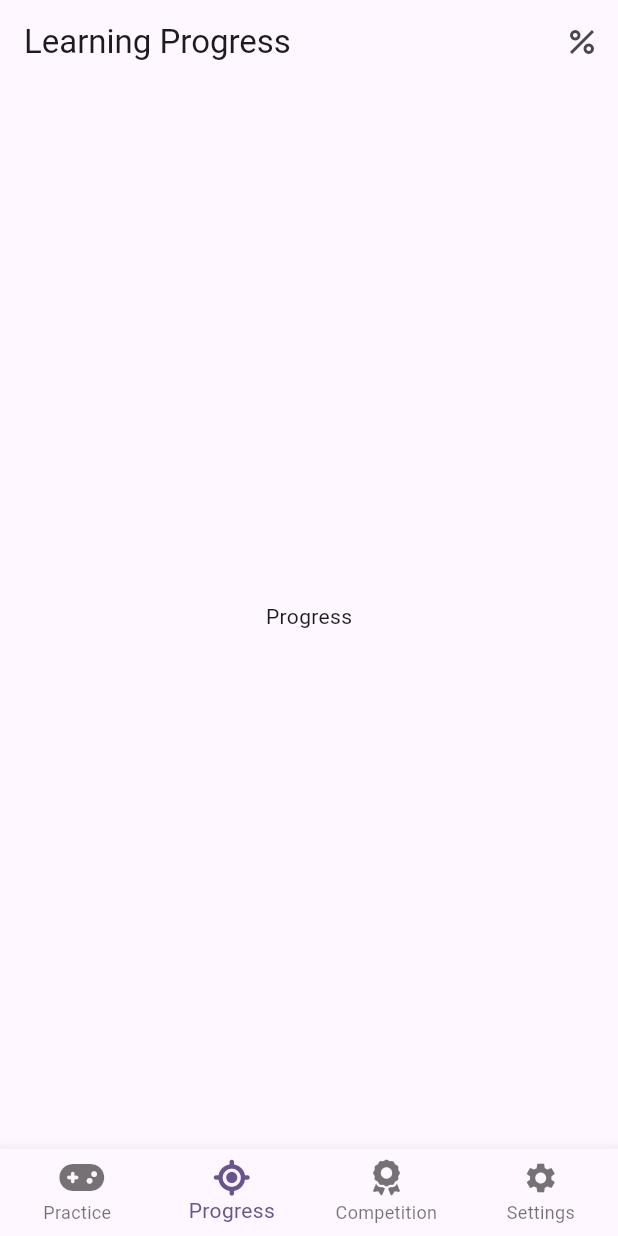
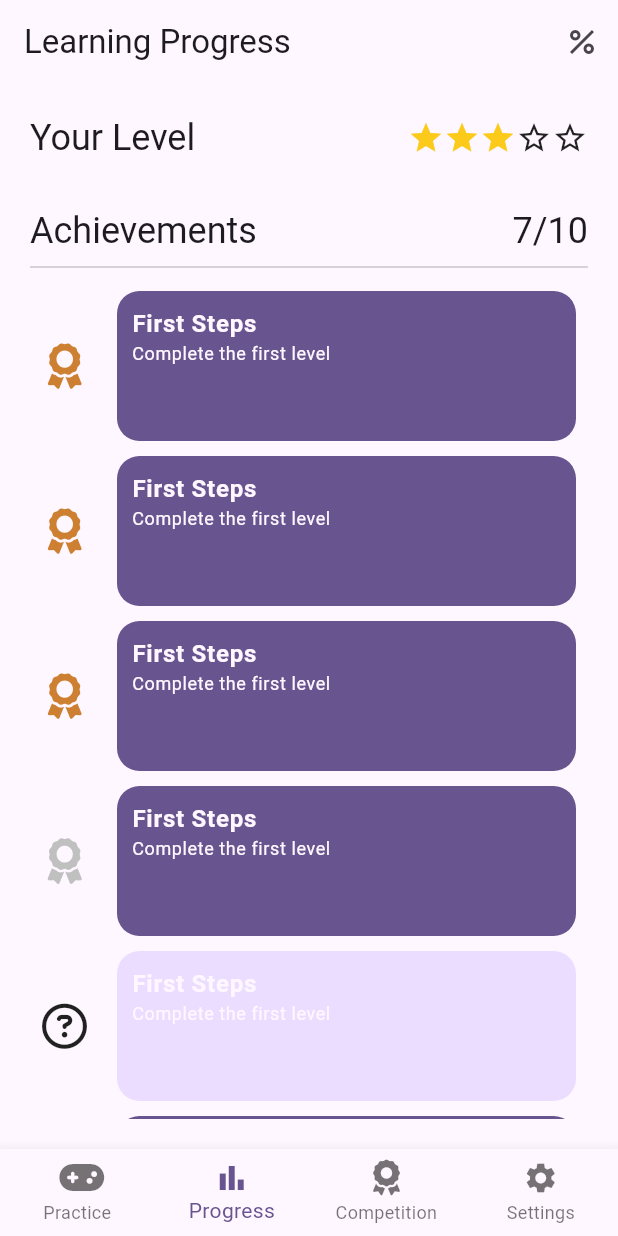
Before and after one commit to dmholtz/logic_app, a Flutter app: the screen it shows after launch, item 2 of the bottom bar chosen, on a phone screen of 412 x 824 dp. Run offline on Flutter 3.47's test engine with Material 2 defaults, Android fonts, the light colour scheme and no system bars; our stand-ins replace flutter_riverpod, fluttericon, go_router.

Commit message:
Add awards on LearningProgressScreen

```diff
--- /dev/null
+++ b/lib/models/award.dart
@@ -0,0 +1,19 @@
+enum AwardLevel {
+  bronze,
+  silver,
+  gold,
+}
+
+class Award {
+  final String name;
+  final String description;
+  final AwardLevel level;
+  final bool isAchieved;
+
+  Award({
+    required this.name,
+    required this.description,
+    required this.level,
+    required this.isAchieved,
+  });
+}
--- a/lib/screens/home.dart
+++ b/lib/screens/home.dart
@@ -24,7 +24,7 @@
     ),
     _NavBarItemWithLocator(
       navigationLocator: "/progress",
-      icon: Icon(FontAwesome.location),
+      icon: Icon(Icons.bar_chart),
       //icon: Icon(Octicons.milestone),
       label: "Progress",
     ),
--- a/lib/screens/progress.dart
+++ b/lib/screens/progress.dart
@@ -1,6 +1,9 @@
 import 'package:flutter/material.dart';
 import 'package:flutter_riverpod/flutter_riverpod.dart';
 import 'package:go_router/go_router.dart';
+import 'package:logic_app/state/learning_progress.dart';
+import 'package:logic_app/widgets/award_tile.dart';
+import 'package:logic_app/widgets/star_progress_indicator.dart';
 
 class ProgressScreen extends ConsumerWidget {
   const ProgressScreen({super.key});
@@ -19,11 +22,47 @@
           ),
         ],
       ),
-      body: const Center(
+      body: Padding(
+        padding: const EdgeInsets.all(20),
         child: Column(
-          mainAxisAlignment: MainAxisAlignment.center,
+          mainAxisAlignment: MainAxisAlignment.start,
           children: [
-            Text("Progress"),
+            Row(
+              mainAxisAlignment: MainAxisAlignment.spaceBetween,
+              children: [
+                Text(
+                  "Your Level",
+                  style: Theme.of(context).textTheme.headlineSmall,
+                ),
+                StarProgressIndicator(currentNumberOfStars: 3),
+              ],
+            ),
+            const SizedBox(height: 30),
+            Row(
+              mainAxisAlignment: MainAxisAlignment.spaceBetween,
+              children: [
+                Text(
+                  "Achievements",
+                  style: Theme.of(context).textTheme.headlineSmall,
+                ),
+                Text(
+                  "7/10",
+                  style: Theme.of(context).textTheme.headlineSmall,
+                ),
+              ],
+            ),
+            const Divider(),
+            Expanded(
+              child: ListView.separated(
+                padding: const EdgeInsets.all(8),
+                itemCount: 8,
+                itemBuilder: (BuildContext context, int index) {
+                  return AwardTile(award: ref.watch(awardsProvider)[index]);
+                },
+                separatorBuilder: (BuildContext context, int index) =>
+                    const SizedBox(height: 10),
+              ),
+            )
           ],
         ),
       ),
--- /dev/null
+++ b/lib/state/learning_progress.dart
@@ -0,0 +1,55 @@
+import 'package:flutter_riverpod/flutter_riverpod.dart';
+import 'package:logic_app/models/award.dart';
+
+final awardsProvider = StateProvider<List<Award>>((ref) {
+  return [
+    Award(
+      name: "First Steps",
+      description: "Complete the first level",
+      level: AwardLevel.bronze,
+      isAchieved: true,
+    ),
+    Award(
+      name: "First Steps",
+      description: "Complete the first level",
+      level: AwardLevel.bronze,
+      isAchieved: true,
+    ),
+    Award(
+      name: "First Steps",
+      description: "Complete the first level",
+      level: AwardLevel.bronze,
+      isAchieved: true,
+    ),
+    Award(
+      name: "First Steps",
+      description: "Complete the first level",
+      level: AwardLevel.silver,
+      isAchieved: true,
+    ),
+    Award(
+      name: "First Steps",
+      description: "Complete the first level",
+      level: AwardLevel.bronze,
+      isAchieved: false,
+    ),
+    Award(
+      name: "First Steps",
+      description: "Complete the first level",
+      level: AwardLevel.gold,
+      isAchieved: true,
+    ),
+    Award(
+      name: "First Steps",
+      description: "Complete the first level",
+      level: AwardLevel.bronze,
+      isAchieved: true,
+    ),
+    Award(
+      name: "First Steps",
+      description: "Complete the first level",
+      level: AwardLevel.bronze,
+      isAchieved: true,
+    ),
+  ];
+});
--- /dev/null
+++ b/lib/styles/colors.dart
@@ -0,0 +1,17 @@
+import 'package:flutter/material.dart';
+import 'package:logic_app/models/award.dart';
+
+Color bronze = const Color.fromRGBO(205, 127, 50, 1);
+Color silver = const Color.fromRGBO(192, 192, 192, 1);
+Color gold = const Color.fromRGBO(255, 215, 0, 1);
+
+Color colorFromAwardLevel(AwardLevel level) {
+  switch (level) {
+    case AwardLevel.bronze:
+      return bronze;
+    case AwardLevel.silver:
+      return silver;
+    case AwardLevel.gold:
+      return gold;
+  }
+}
--- /dev/null
+++ b/lib/widgets/award_tile.dart
@@ -0,0 +1,69 @@
+import 'package:flutter/material.dart';
+import 'package:flutter_riverpod/flutter_riverpod.dart';
+import 'package:fluttericon/font_awesome5_icons.dart';
+import 'package:fluttericon/font_awesome_icons.dart';
+import 'package:logic_app/models/award.dart';
+import 'package:logic_app/styles/colors.dart';
+
+// AwardTile is a rectangular tile with rounded borders
+// Source: https://flutter-examples.com/flutter-create-rounded-corner-rectangle/
+class AwardTile extends ConsumerWidget {
+  final Award award;
+
+  const AwardTile({super.key, required this.award});
+
+  Color getTileBackgroundColor(BuildContext context) {
+    if (award.isAchieved) {
+      return Theme.of(context).colorScheme.primary;
+    } else {
+      return Theme.of(context).colorScheme.primaryContainer;
+    }
+  }
+
+  @override
+  Widget build(BuildContext context, WidgetRef ref) {
+    return Row(
+      children: [
+        award.isAchieved
+            ? Icon(
+                FontAwesome5.award,
+                color: colorFromAwardLevel(award.level),
+                size: 30,
+              )
+            : const Icon(
+                FontAwesome.question_circle_o,
+                size: 30,
+              ),
+        const SizedBox(width: 20),
+        Expanded(
+          child: Container(
+            padding: const EdgeInsets.all(10),
+            height: 100,
+            decoration: BoxDecoration(
+              borderRadius: BorderRadius.circular(15),
+              color: getTileBackgroundColor(context),
+            ),
+            child: Column(
+              crossAxisAlignment: CrossAxisAlignment.start,
+              children: [
+                Text(
+                  award.name,
+                  style: Theme.of(context).textTheme.bodyLarge!.copyWith(
+                      color: Theme.of(context).colorScheme.surface,
+                      fontWeight: FontWeight.bold),
+                ),
+                Text(
+                  award.description,
+                  style: Theme.of(context)
+                      .textTheme
+                      .bodySmall!
+                      .copyWith(color: Theme.of(context).colorScheme.surface),
+                )
+              ],
+            ),
+          ),
+        ),
+      ],
+    );
+  }
+}
--- /dev/null
+++ b/lib/widgets/star_progress_indicator.dart
@@ -0,0 +1,37 @@
+import 'package:flutter/material.dart';
+import 'package:flutter_riverpod/flutter_riverpod.dart';
+
+class StarProgressIndicator extends ConsumerWidget {
+  final int currentNumberOfStars;
+  final int totalNumberOfStars;
+
+  StarProgressIndicator({
+    super.key,
+    required this.currentNumberOfStars,
+    this.totalNumberOfStars = 5,
+  }) {
+    if (totalNumberOfStars < 1) {
+      throw ArgumentError("totalNumberOfStars must be positive");
+    }
+    if (currentNumberOfStars < 0 || currentNumberOfStars > totalNumberOfStars) {
+      throw ArgumentError(
+          "currentNumberOfStars must be greater than 0 and less than or equal to totalNumberOfStars");
+    }
+  }
+
+  static Widget filledStar = const Icon(
+    Icons.star,
+    color: Color.fromRGBO(251, 202, 27, 1),
+  );
+  static Widget emptyStar = const Icon(Icons.star_border);
+
+  @override
+  Widget build(BuildContext context, WidgetRef ref) {
+    return Row(
+      children: List.generate(
+        totalNumberOfStars,
+        (index) => index + 1 <= currentNumberOfStars ? filledStar : emptyStar,
+      ),
+    );
+  }
+}
```
